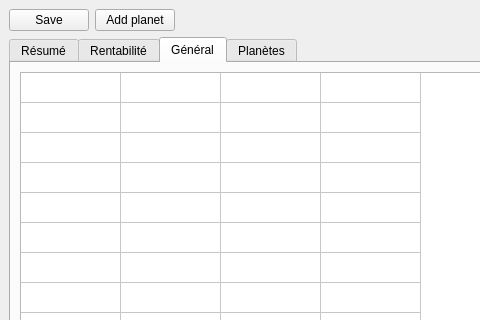
Qt form mainwindow.ui (crocomo83/OgameHelper) before a commit; both pictures show x 0 to 480 and y 0 to 320 of the 800 by 600 pixel window.
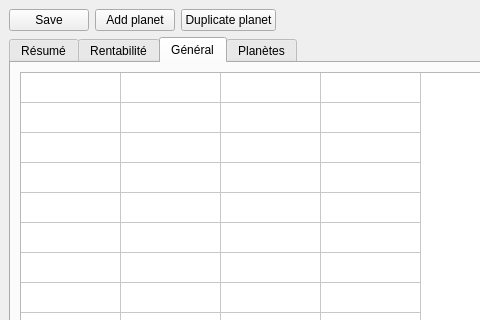
The same form after that commit. The open tabs and pages were chosen to show the change.

Commit message: add feature duplicate planet

```diff
--- a/mainwindow.ui
+++ b/mainwindow.ui
@@ -33,6 +33,13 @@
           </property>
          </widget>
         </item>
+        <item>
+         <widget class="QPushButton" name="duplicatePlanet">
+          <property name="text">
+           <string>Duplicate planet</string>
+          </property>
+         </widget>
+        </item>
         <item>
          <spacer name="horizontalSpacer">
           <property name="orientation">
```
Left out of the diff: 2 changed lines with no effect on the pictures. The commit also changes 5 other files.
